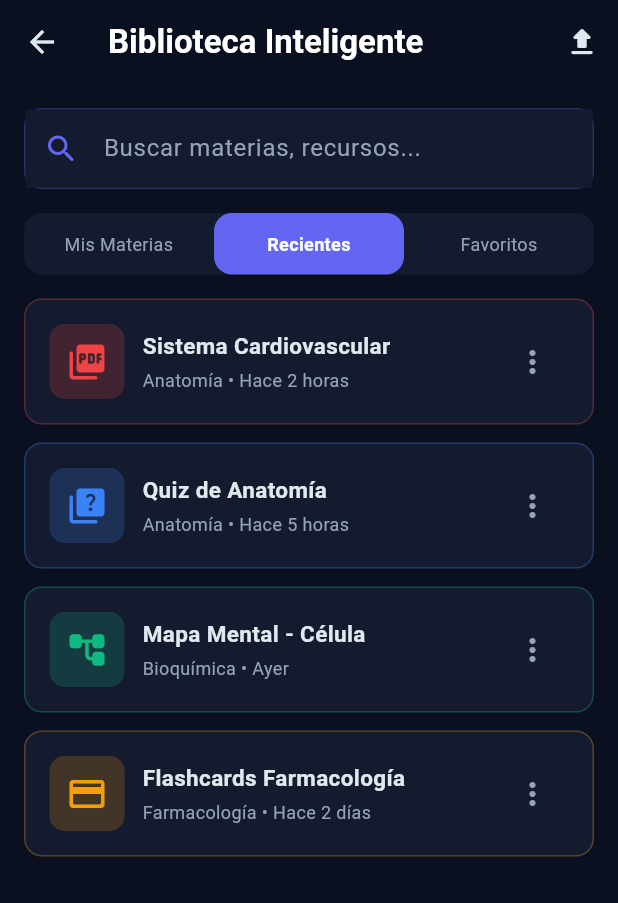
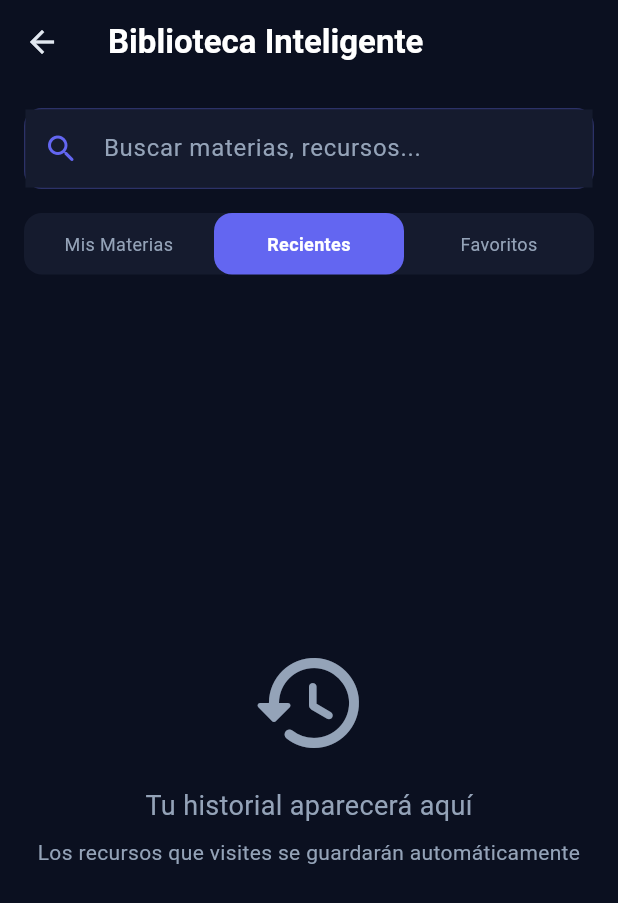
Before and after one commit to leloms472-source/Leloms_app, a Flutter app: the LibraryPage screen opened directly, after a tap on "Recientes", on a phone screen of 412 x 824 dp. Shown: the top 903 px of the screen. Run offline on Flutter 3.47's test engine with Material 3 defaults, Android fonts, the phone set to English and light mode, and no system bars; our stand-ins replace cloud_firestore, firebase_auth, firebase_core, firebase_messaging, fl_chart, flutter_local_notifications and 3 more; accounts and stored records are empty.

Commit message:
feat: redesign library with real Firestore data, skeleton loading, 3-column grid

```diff
--- a/lib/features/library/library_page.dart
+++ b/lib/features/library/library_page.dart
@@ -1,10 +1,12 @@
 import 'package:flutter/material.dart';
 import 'package:cloud_firestore/cloud_firestore.dart';
 import '../../core/theme/app_colors.dart';
+import '../../services/firestore_service.dart';
+import '../../widgets/skeleton_loader.dart';
 import '../quiz/quiz_list_page.dart';
 import '../flashcard/flashcard_list_page.dart';
+import '../flashcard/review_queue_page.dart';
 import '../exam/exam_config_page.dart';
-import '../flashcard/review_queue_page.dart';
 
 class LibraryPage extends StatefulWidget {
   const LibraryPage({super.key});
@@ -16,34 +18,23 @@ class LibraryPage extends StatefulWidget {
 class _LibraryPageState extends State<LibraryPage> {
   String _searchQuery = '';
   String _selectedTab = 'subjects';
+  final FirestoreService _firestore = FirestoreService();
+  int _quizzesCount = 0;
+  int _flashcardsCount = 0;
 
-  final List<Map<String, dynamic>> _subjects = [
-    {'name': 'Anatomía', 'progress': 0.75, 'resources': 24, 'completed': 18, 'color': AppColors.anatomyRed, 'icon': Icons.monitor_heart_rounded},
-    {'name': 'Fisiología', 'progress': 0.60, 'resources': 20, 'completed': 12, 'color': AppColors.physiologyBlue, 'icon': Icons.favorite_rounded},
-    {'name': 'Bioquímica', 'progress': 0.80, 'resources': 15, 'completed': 12, 'color': AppColors.biochemistryGreen, 'icon': Icons.science_rounded},
-    {'name': 'Farmacología', 'progress': 0.45, 'resources': 18, 'completed': 8, 'color': AppColors.pharmacologyOrange, 'icon': Icons.medication_rounded},
-    {'name': 'Histología', 'progress': 0.65, 'resources': 12, 'completed': 8, 'color': AppColors.histologyPurple, 'icon': Icons.grid_view_rounded},
-  ];
-
-  final List<Map<String, dynamic>> _recent = [
-    {'title': 'Sistema Cardiovascular', 'type': 'pdf', 'subject': 'Anatomía', 'date': 'Hace 2 horas', 'icon': Icons.picture_as_pdf_rounded, 'color': AppColors.anatomyRed},
-    {'title': 'Quiz de Anatomía', 'type': 'quiz', 'subject': 'Anatomía', 'date': 'Hace 5 horas', 'icon': Icons.quiz_rounded, 'color': AppColors.physiologyBlue},
-    {'title': 'Mapa Mental - Célula', 'type': 'map', 'subject': 'Bioquímica', 'date': 'Ayer', 'icon': Icons.account_tree_rounded, 'color': AppColors.biochemistryGreen},
-    {'title': 'Flashcards Farmacología', 'type': 'flashcard', 'subject': 'Farmacología', 'date': 'Hace 2 días', 'icon': Icons.credit_card_rounded, 'color': AppColors.pharmacologyOrange},
-  ];
-
-  final int _totalResources = 48;
-  final int _completedResources = 23;
-  final int _thisWeekResources = 12;
-
-  List<Map<String, dynamic>> get _filteredSubjects {
-    if (_searchQuery.isEmpty) return _subjects;
-    return _subjects.where((s) => s['name'].toLowerCase().contains(_searchQuery.toLowerCase())).toList();
+  @override
+  void initState() {
+    super.initState();
+    _loadCounts();
   }
 
-  List<Map<String, dynamic>> get _filteredRecent {
-    if (_searchQuery.isEmpty) return _recent;
-    return _recent.where((r) => r['title'].toLowerCase().contains(_searchQuery.toLowerCase())).toList();
+  void _loadCounts() {
+    _firestore.getQuizzes().first.then((q) {
+      if (mounted) setState(() => _quizzesCount = q.length);
+    });
+    _firestore.getFlashcards().first.then((f) {
+      if (mounted) setState(() => _flashcardsCount = f.length);
+    });
   }
 
   @override
@@ -54,14 +45,6 @@ class _LibraryPageState extends State<LibraryPage> {
         title: const Text('Biblioteca Inteligente'),
         backgroundColor: Colors.transparent,
         elevation: 0,
-        actions: [
-          IconButton(
-            icon: const Icon(Icons.upload_rounded),
-            onPressed: () => ScaffoldMessenger.of(context).showSnackBar(
-              const SnackBar(content: Text('Subir material - Próximamente')),
-            ),
-          ),
-        ],
       ),
       body: Column(
         children: [
@@ -112,10 +95,7 @@ class _LibraryPageState extends State<LibraryPage> {
   Widget _buildTabs() {
     return Container(
       margin: const EdgeInsets.symmetric(horizontal: 16),
-      decoration: BoxDecoration(
-        color: AppColors.darkCard,
-        borderRadius: BorderRadius.circular(12),
-      ),
+      decoration: BoxDecoration(color: AppColors.darkCard, borderRadius: BorderRadius.circular(12)),
       child: Row(
         children: [
           _buildTab('subjects', 'Mis Materias'),
@@ -137,15 +117,11 @@ class _LibraryPageState extends State<LibraryPage> {
             color: isSelected ? AppColors.primary : Colors.transparent,
             borderRadius: BorderRadius.circular(12),
           ),
-          child: Text(
-            label,
-            textAlign: TextAlign.center,
-            style: TextStyle(
+          child: Text(label, textAlign: TextAlign.center, style: TextStyle(
             color: isSelected ? Colors.white : AppColors.secondaryText,
             fontWeight: isSelected ? FontWeight.bold : FontWeight.normal,
             fontSize: 12,
-            ),
-          ),
+          )),
         ),
       ),
     );
@@ -157,27 +133,26 @@ class _LibraryPageState extends State<LibraryPage> {
       child: Column(
         crossAxisAlignment: CrossAxisAlignment.start,
         children: [
-          _buildProgressOverview(),
-          const SizedBox(height: 24),
-          Row(
-            children: [
-              const Text('Mis Materias', style: TextStyle(fontSize: 20, fontWeight: FontWeight.bold, color: AppColors.lightText)),
-              const Spacer(),
-              TextButton(onPressed: () {}, child: const Text('Ver todas', style: TextStyle(color: AppColors.primary))),
-            ],
-          ),
-          const SizedBox(height: 12),
-          ..._filteredSubjects.map((subject) => _buildSubjectCard(subject)),
+          _buildFirestoreSubjects(),
           const SizedBox(height: 24),
           _buildResourceTypes(),
           const SizedBox(height: 24),
-          _buildFirestoreSubjects(),
+          _buildLiveSubjects(),
         ],
       ),
     );
   }
 
-  Widget _buildProgressOverview() {
+  Widget _buildFirestoreSubjects() {
+    return StreamBuilder<QuerySnapshot>(
+      stream: FirebaseFirestore.instance.collection('subjects').snapshots(),
+      builder: (context, snapshot) {
+        if (snapshot.connectionState == ConnectionState.waiting) {
+          return const SkeletonCard(height: 80, lines: 1);
+        }
+
+        final subjects = snapshot.data?.docs ?? [];
+
         return Container(
           padding: const EdgeInsets.all(20),
           decoration: BoxDecoration(
@@ -187,25 +162,15 @@ class _LibraryPageState extends State<LibraryPage> {
               end: Alignment.bottomRight,
             ),
             borderRadius: BorderRadius.circular(16),
-        boxShadow: [
-          BoxShadow(
-            color: AppColors.primary.withValues(alpha: 0.3),
-            blurRadius: 15,
-            spreadRadius: 2,
-          ),
-        ],
+            boxShadow: [BoxShadow(color: AppColors.primary.withValues(alpha: 0.3), blurRadius: 15, spreadRadius: 2)],
           ),
           child: Column(
             children: [
               Row(
                 children: [
                   Container(
-                width: 60,
-                height: 60,
-                decoration: BoxDecoration(
-                  shape: BoxShape.circle,
-                  color: Colors.white.withValues(alpha: 0.2),
-                ),
+                    width: 60, height: 60,
+                    decoration: BoxDecoration(shape: BoxShape.circle, color: Colors.white.withValues(alpha: 0.2)),
                     child: const Icon(Icons.school_rounded, size: 32, color: Colors.white),
                   ),
                   const SizedBox(width: 16),
@@ -214,96 +179,32 @@ class _LibraryPageState extends State<LibraryPage> {
                       crossAxisAlignment: CrossAxisAlignment.start,
                       children: [
                         const Text('Progreso General', style: TextStyle(fontSize: 18, fontWeight: FontWeight.bold, color: Colors.white)),
-                    const SizedBox(height: 4),
-                    Text('$_completedResources/$_totalResources recursos', style: const TextStyle(color: Colors.white70)),
+                        Text('${subjects.length} materias disponibles', style: const TextStyle(color: Colors.white70, fontSize: 13)),
                       ],
                     ),
                   ),
                 ],
               ),
+              if (subjects.isNotEmpty) ...[
                 const SizedBox(height: 16),
                 ClipRRect(
                   borderRadius: BorderRadius.circular(5),
                   child: LinearProgressIndicator(
-              value: _completedResources / _totalResources,
+                  value: subjects.where((s) {
+                    final data = s.data() as Map<String, dynamic>? ?? {};
+                    final progress = (data['progress'] as num?)?.toDouble() ?? 0;
+                    return progress > 0;
+                  }).length / subjects.length,
                     backgroundColor: Colors.white.withValues(alpha: 0.2),
                     valueColor: const AlwaysStoppedAnimation<Color>(Colors.white),
                     minHeight: 10,
                   ),
                 ),
-          const SizedBox(height: 12),
-          Row(
-            mainAxisAlignment: MainAxisAlignment.spaceBetween,
-            children: [
-              _buildStatChip(Icons.check_circle_rounded, '$_completedResources', 'Completados'),
-              _buildStatChip(Icons.auto_graph_rounded, '$_thisWeekResources', 'Esta semana'),
               ],
-          ),
             ],
           ),
         );
-  }
-
-  Widget _buildStatChip(IconData icon, String value, String label) {
-    return Row(
-      children: [
-        Icon(icon, size: 16, color: Colors.white),
-        const SizedBox(width: 4),
-        Text(value, style: const TextStyle(fontWeight: FontWeight.bold, color: Colors.white)),
-        const SizedBox(width: 4),
-        Text(label, style: const TextStyle(color: Colors.white70, fontSize: 12)),
-      ],
-    );
-  }
-
-  Widget _buildSubjectCard(Map<String, dynamic> subject) {
-    return Container(
-      margin: const EdgeInsets.only(bottom: 12),
-      padding: const EdgeInsets.all(16),
-      decoration: BoxDecoration(
-        color: AppColors.darkCard,
-        borderRadius: BorderRadius.circular(12),
-        border: Border.all(color: (subject['color'] as Color).withValues(alpha: 0.3)),
-      ),
-      child: Row(
-        children: [
-          Container(
-            width: 50,
-            height: 50,
-            decoration: BoxDecoration(
-              shape: BoxShape.circle,
-              color: (subject['color'] as Color).withValues(alpha: 0.2),
-            ),
-            child: Icon(subject['icon'] as IconData, color: subject['color'] as Color, size: 28),
-          ),
-          const SizedBox(width: 12),
-          Expanded(
-            child: Column(
-              crossAxisAlignment: CrossAxisAlignment.start,
-              children: [
-                Text(subject['name'] as String, style: const TextStyle(fontSize: 16, fontWeight: FontWeight.bold, color: AppColors.lightText)),
-                const SizedBox(height: 4),
-                Text('${subject['completed']}/${subject['resources']} recursos', style: const TextStyle(color: AppColors.secondaryText, fontSize: 12)),
-                const SizedBox(height: 8),
-                ClipRRect(
-                  borderRadius: BorderRadius.circular(3),
-                  child: LinearProgressIndicator(
-                    value: subject['progress'] as double,
-                    backgroundColor: AppColors.border,
-                    valueColor: AlwaysStoppedAnimation<Color>(subject['color'] as Color),
-                    minHeight: 6,
-                  ),
-                ),
-              ],
-            ),
-          ),
-          const SizedBox(width: 12),
-          Text(
-            '${((subject['progress'] as double) * 100).toInt()}%',
-            style: TextStyle(fontSize: 18, fontWeight: FontWeight.bold, color: subject['color'] as Color),
-          ),
-        ],
-      ),
+      },
     );
   }
 
@@ -316,17 +217,17 @@ class _LibraryPageState extends State<LibraryPage> {
         GridView.count(
           shrinkWrap: true,
           physics: const NeverScrollableScrollPhysics(),
-          crossAxisCount: 2,
-          crossAxisSpacing: 12,
-          mainAxisSpacing: 12,
-          childAspectRatio: 1.5,
+          crossAxisCount: 3,
+          crossAxisSpacing: 10,
+          mainAxisSpacing: 10,
+          childAspectRatio: 1,
           children: [
-            _buildResourceType(Icons.picture_as_pdf_rounded, 'PDFs', '24', AppColors.anatomyRed, null),
-            _buildResourceType(Icons.quiz_rounded, 'Quizzes', '12', AppColors.physiologyBlue, () => Navigator.push(context, MaterialPageRoute(builder: (_) => const QuizListPage()))),
-            _buildResourceType(Icons.account_tree_rounded, 'Mapas', '8', AppColors.biochemistryGreen, null),
-            _buildResourceType(Icons.credit_card_rounded, 'Flashcards', '15', AppColors.pharmacologyOrange, () => Navigator.push(context, MaterialPageRoute(builder: (_) => const FlashcardListPage()))),
+            _buildResourceType(Icons.quiz_rounded, 'Quizzes', '$_quizzesCount', AppColors.physiologyBlue, () => Navigator.push(context, MaterialPageRoute(builder: (_) => const QuizListPage()))),
+            _buildResourceType(Icons.credit_card_rounded, 'Flashcards', '$_flashcardsCount', AppColors.pharmacologyOrange, () => Navigator.push(context, MaterialPageRoute(builder: (_) => const FlashcardListPage()))),
+            _buildResourceType(Icons.schedule_rounded, 'Repaso', 'SM-2', AppColors.success, () => Navigator.push(context, MaterialPageRoute(builder: (_) => const ReviewQueuePage()))),
             _buildResourceType(Icons.assignment_rounded, 'Simulacros', 'Ilimitado', AppColors.error, () => Navigator.push(context, MaterialPageRoute(builder: (_) => const ExamConfigPage()))),
-            _buildResourceType(Icons.schedule_rounded, 'Repaso', 'SM-2', AppColors.success, () => Navigator.push(context, MaterialPageRoute(builder: (_) => const ReviewQueuePage()))),
+            _buildResourceType(Icons.picture_as_pdf_rounded, 'PDFs', '--', AppColors.anatomyRed, null),
+            _buildResourceType(Icons.account_tree_rounded, 'Mapas', '--', AppColors.biochemistryGreen, null),
           ],
         ),
       ],
@@ -336,37 +237,27 @@ class _LibraryPageState extends State<LibraryPage> {
   Widget _buildResourceType(IconData icon, String label, String count, Color color, VoidCallback? onTap) {
     return Material(
       color: Colors.transparent,
-      borderRadius: BorderRadius.circular(12),
+      borderRadius: BorderRadius.circular(16),
       child: InkWell(
-        borderRadius: BorderRadius.circular(12),
+        borderRadius: BorderRadius.circular(16),
         onTap: onTap,
         child: Container(
           decoration: BoxDecoration(
             color: AppColors.darkCard,
-            borderRadius: BorderRadius.circular(12),
-            border: Border.all(color: color.withValues(alpha: 0.3)),
+            borderRadius: BorderRadius.circular(16),
+            border: Border.all(color: color.withValues(alpha: 0.2)),
           ),
-          child: Row(
+          child: Column(
+            mainAxisAlignment: MainAxisAlignment.center,
             children: [
               Container(
-                margin: const EdgeInsets.all(8),
-                padding: const EdgeInsets.all(8),
-                decoration: BoxDecoration(
-                  color: color.withValues(alpha: 0.2),
-                  borderRadius: BorderRadius.circular(8),
-                ),
+                padding: const EdgeInsets.all(10),
+                decoration: BoxDecoration(shape: BoxShape.circle, color: color.withValues(alpha: 0.15)),
                 child: Icon(icon, color: color, size: 24),
               ),
-              Expanded(
-                child: Column(
-                  mainAxisAlignment: MainAxisAlignment.center,
-                  crossAxisAlignment: CrossAxisAlignment.start,
-                  children: [
-                    Text(label, style: const TextStyle(color: AppColors.lightText, fontSize: 13, fontWeight: FontWeight.w600)),
-                    Text(count, style: TextStyle(color: color, fontSize: 16, fontWeight: FontWeight.bold)),
-                  ],
-                ),
-              ),
+              const SizedBox(height: 6),
+              Text(label, style: const TextStyle(color: AppColors.lightText, fontSize: 11, fontWeight: FontWeight.w600)),
+              Text(count, style: TextStyle(color: color, fontSize: 13, fontWeight: FontWeight.bold)),
             ],
           ),
         ),
@@ -374,7 +265,16 @@ class _LibraryPageState extends State<LibraryPage> {
     );
   }
 
-  Widget _buildFirestoreSubjects() {
+  Widget _buildLiveSubjects() {
+    return StreamBuilder<QuerySnapshot>(
+      stream: FirebaseFirestore.instance.collection('subjects').snapshots(),
+      builder: (context, snapshot) {
+        if (snapshot.connectionState == ConnectionState.waiting) {
+          return const SkeletonList(itemCount: 3);
+        }
+
+        final subjects = snapshot.data?.docs ?? [];
+
         return Column(
           crossAxisAlignment: CrossAxisAlignment.start,
           children: [
@@ -384,117 +284,64 @@ class _LibraryPageState extends State<LibraryPage> {
                 const SizedBox(width: 8),
                 Container(
                   padding: const EdgeInsets.symmetric(horizontal: 8, vertical: 3),
-              decoration: BoxDecoration(
-                color: AppColors.primary.withValues(alpha: 0.2),
-                borderRadius: BorderRadius.circular(8),
-              ),
+                  decoration: BoxDecoration(color: AppColors.primary.withValues(alpha: 0.2), borderRadius: BorderRadius.circular(8)),
                   child: const Text('LIVE', style: TextStyle(color: AppColors.primary, fontSize: 10, fontWeight: FontWeight.bold)),
                 ),
               ],
             ),
             const SizedBox(height: 12),
-        StreamBuilder<QuerySnapshot>(
-          stream: FirebaseFirestore.instance.collection('subjects').snapshots(),
-          builder: (context, snapshot) {
-            if (snapshot.hasError) {
-              return Container(
+            if (subjects.isEmpty)
+              Container(
                 padding: const EdgeInsets.all(16),
-                decoration: BoxDecoration(
-                  color: AppColors.darkCard,
-                  borderRadius: BorderRadius.circular(12),
-                ),
-                child: const Text('Conecta Firebase para ver materias en tiempo real', style: TextStyle(color: AppColors.secondaryText)),
-              );
-            }
-
-            if (snapshot.connectionState == ConnectionState.waiting) {
-              return const Center(child: CircularProgressIndicator(color: AppColors.primary));
-            }
-
-            final subjects = snapshot.data?.docs ?? [];
-            if (subjects.isEmpty) {
-              return Container(
-                padding: const EdgeInsets.all(16),
-                decoration: BoxDecoration(
-                  color: AppColors.darkCard,
-                  borderRadius: BorderRadius.circular(12),
-                ),
-                child: const Text('No hay materias en Firestore aún. Agrega datos desde Firebase Console.', style: TextStyle(color: AppColors.secondaryText)),
-              );
-            }
-
-            return Column(
-              children: subjects.map((doc) {
-                final data = doc.data() as Map<String, dynamic>;
+                decoration: BoxDecoration(color: AppColors.darkCard, borderRadius: BorderRadius.circular(12)),
+                child: const Text('Agrega materias desde Firebase Console', style: TextStyle(color: AppColors.secondaryText)),
+              )
+            else
+              ...subjects.map((doc) {
+                final data = doc.data() as Map<String, dynamic>? ?? {};
                 return Container(
                   margin: const EdgeInsets.only(bottom: 8),
-                  padding: const EdgeInsets.all(12),
-                  decoration: BoxDecoration(
-                    color: AppColors.darkCard,
-                    borderRadius: BorderRadius.circular(10),
-                  ),
-                  child: Row(
-                    children: [
-                      Icon(Icons.folder_rounded, color: AppColors.primary, size: 24),
-                      const SizedBox(width: 12),
-                      Expanded(child: Text(data['name'] ?? '', style: const TextStyle(color: AppColors.lightText))),
-                    ],
-                  ),
-                );
-              }).toList(),
-            );
-          },
-        ),
-      ],
-    );
-  }
-
-  Widget _buildRecentView() {
-    return ListView.builder(
-      padding: const EdgeInsets.all(16),
-      itemCount: _filteredRecent.length,
-      itemBuilder: (context, index) {
-        final item = _filteredRecent[index];
-        return _buildRecentItem(item);
-      },
-    );
-  }
-
-  Widget _buildRecentItem(Map<String, dynamic> item) {
-    return Container(
-      margin: const EdgeInsets.only(bottom: 12),
-      padding: const EdgeInsets.all(16),
-      decoration: BoxDecoration(
-        color: AppColors.darkCard,
-        borderRadius: BorderRadius.circular(12),
-        border: Border.all(color: (item['color'] as Color).withValues(alpha: 0.3)),
-      ),
+                  padding: const EdgeInsets.all(14),
+                  decoration: BoxDecoration(color: AppColors.darkCard, borderRadius: BorderRadius.circular(12)),
                   child: Row(
                     children: [
                       Container(
-            width: 50,
-            height: 50,
-            decoration: BoxDecoration(
-              color: (item['color'] as Color).withValues(alpha: 0.2),
-              borderRadius: BorderRadius.circular(10),
-            ),
-            child: Icon(item['icon'] as IconData, color: item['color'] as Color, size: 28),
+                        width: 40, height: 40,
+                        decoration: BoxDecoration(shape: BoxShape.circle, color: AppColors.primary.withValues(alpha: 0.15)),
+                        child: const Icon(Icons.folder_rounded, color: AppColors.primary, size: 22),
                       ),
                       const SizedBox(width: 12),
                       Expanded(
                         child: Column(
                           crossAxisAlignment: CrossAxisAlignment.start,
                           children: [
-                Text(item['title'] as String, style: const TextStyle(fontSize: 15, fontWeight: FontWeight.bold, color: AppColors.lightText)),
-                const SizedBox(height: 4),
-                Text('${item['subject']} • ${item['date']}', style: const TextStyle(color: AppColors.secondaryText, fontSize: 12)),
+                            Text(data['name'] ?? '', style: const TextStyle(color: AppColors.lightText, fontWeight: FontWeight.w600, fontSize: 14)),
+                            if (data['description'] != null)
+                              Text(data['description'], style: const TextStyle(color: AppColors.secondaryText, fontSize: 11)),
                           ],
                         ),
                       ),
-          IconButton(
-            icon: const Icon(Icons.more_vert_rounded, color: AppColors.secondaryText),
-            onPressed: () {},
+                      const Icon(Icons.chevron_right_rounded, color: AppColors.secondaryText),
+                    ],
                   ),
+                );
+              }),
+          ],
+        );
+      },
+    );
+  }
+
+  Widget _buildRecentView() {
+    return const Center(
+      child: Column(
+        mainAxisAlignment: MainAxisAlignment.center,
+        children: [
+          Icon(Icons.history_rounded, size: 80, color: AppColors.secondaryText),
+          SizedBox(height: 16),
+          Text('Tu historial aparecerá aquí', style: TextStyle(fontSize: 18, color: AppColors.secondaryText)),
+          SizedBox(height: 8),
+          Text('Los recursos que visites se guardarán automáticamente', style: TextStyle(color: AppColors.secondaryText), textAlign: TextAlign.center),
         ],
       ),
     );
```
Lines whose indentation alone changed are shown as unchanged.
